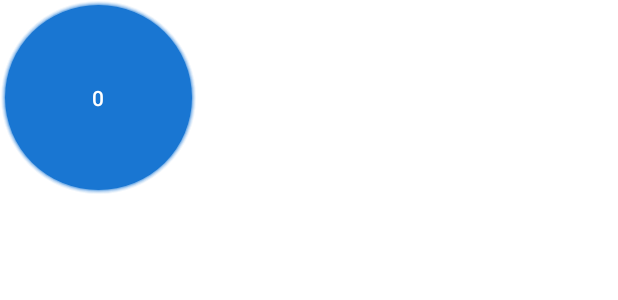
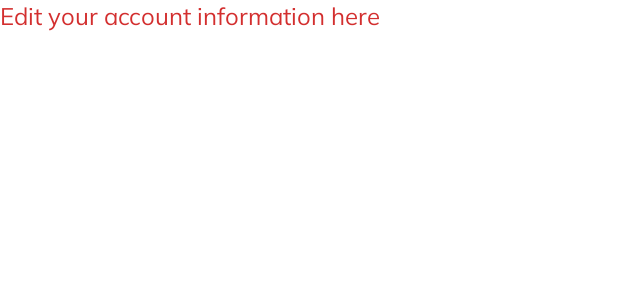
Before and after one commit to jordanavila1394/ICOV-App, an Android app: the layout fragment_attendance.xml on its own in the app's theme, with its tools: preview values and no code run, on a phone screen of 412 x 824 dp. Shown: the top 300 px of the screen. Run offline under Robolectric (Android 15) with nearby library versions, the phone set to English and light mode, and no system bars; Roboto replaces fonts that are not available here.

Commit message:
add attendance fragment

```diff
--- a/app/src/main/java/com/icov/app/fragments/TakeAttendanceFragment.kt
+++ b/app/src/main/java/com/icov/app/fragments/AttendanceFragment.kt
@@ -9,7 +9,7 @@ import android.widget.TextView
 import com.icov.app.R
 import com.icov.app.database.UserMongoDb
 
-class TakeAttendanceFragment: Fragment() {
+class AttendanceFragment: Fragment() {
     private val TAG = "ATTENDANCE"
 
     private lateinit var fullNameText: TextView
@@ -30,7 +30,7 @@ class TakeAttendanceFragment: Fragment() {
 
 
     private fun initializeVariables(view: View) {
-        fullNameText = view.findViewById(R.id.username)
+        fullNameText = view.findViewById(R.id.textExample)
 
     }
 
--- /dev/null
+++ b/app/src/main/res/drawable/attendance_icon.xml
@@ -0,0 +1,5 @@
+<vector android:height="24dp" android:tint="#FFFFFF"
+    android:viewportHeight="24" android:viewportWidth="24"
+    android:width="24dp" xmlns:android="http://schemas.android.com/apk/res/android">
+    <path android:fillColor="@android:color/white" android:pathData="M19,3L5,3c-1.11,0 -2,0.9 -2,2v14c0,1.1 0.89,2 2,2h14c1.11,0 2,-0.9 2,-2L21,5c0,-1.1 -0.89,-2 -2,-2zM10,17l-5,-5 1.41,-1.41L10,14.17l7.59,-7.59L19,8l-9,9z"/>
+</vector>
--- a/app/src/main/res/layout/fragment_attendance.xml
+++ b/app/src/main/res/layout/fragment_attendance.xml
@@ -3,16 +3,16 @@
     xmlns:tools="http://schemas.android.com/tools"
     android:layout_width="match_parent"
     android:layout_height="match_parent"
-    tools:context=".fragments.HomeFragment">
+    tools:context=".fragments.AttendanceFragment">
 
-    <!-- TODO: Update blank fragment layout -->
+    <TextView
+        android:id="@+id/textExample"
+        android:layout_width="match_parent"
+        android:layout_height="93dp"
+        android:fontFamily="@font/muli"
+        android:text="@string/edit_acc_info"
+        android:textColor="@color/red"
+        android:textSize="16sp" />
 
-    <Button
-        android:id="@+id/btn"
-        android:layout_width="131dp"
-        android:layout_height="130dp"
-        android:background="@drawable/shadow_circle"
-        android:text="@string/CircleButton"
-        android:textColor="#fff" />
 
 </FrameLayout>
--- a/app/src/main/res/menu/activity_main_drawer.xml
+++ b/app/src/main/res/menu/activity_main_drawer.xml
@@ -14,6 +14,11 @@
             android:id="@+id/nav_my_account"
             android:icon="@drawable/my_account_icon"
             android:title="@string/my_account" />
+
+        <item
+            android:id="@+id/nav_attendance"
+            android:icon="@drawable/attendance_icon"
+            android:title="@string/attendance" />
 
         <item
             android:id="@+id/nav_settings"
--- a/app/src/main/res/values/strings.xml
+++ b/app/src/main/res/values/strings.xml
@@ -5,6 +5,8 @@
     <string name="home">Home</string>
     <string name="my_account">My Account</string>
     <string name="settings">Settings</string>
+    <string name="attendance">Take Attendance</string>
+
     <string name="rate_us">Rate Us</string>
     <string name="share">Share This App</string>
     <string name="log_out">Log Out</string>
```
Also changed, not shown: app/src/main/java/com/icov/app/activities/MainActivity.kt (+13 -1 lines).
